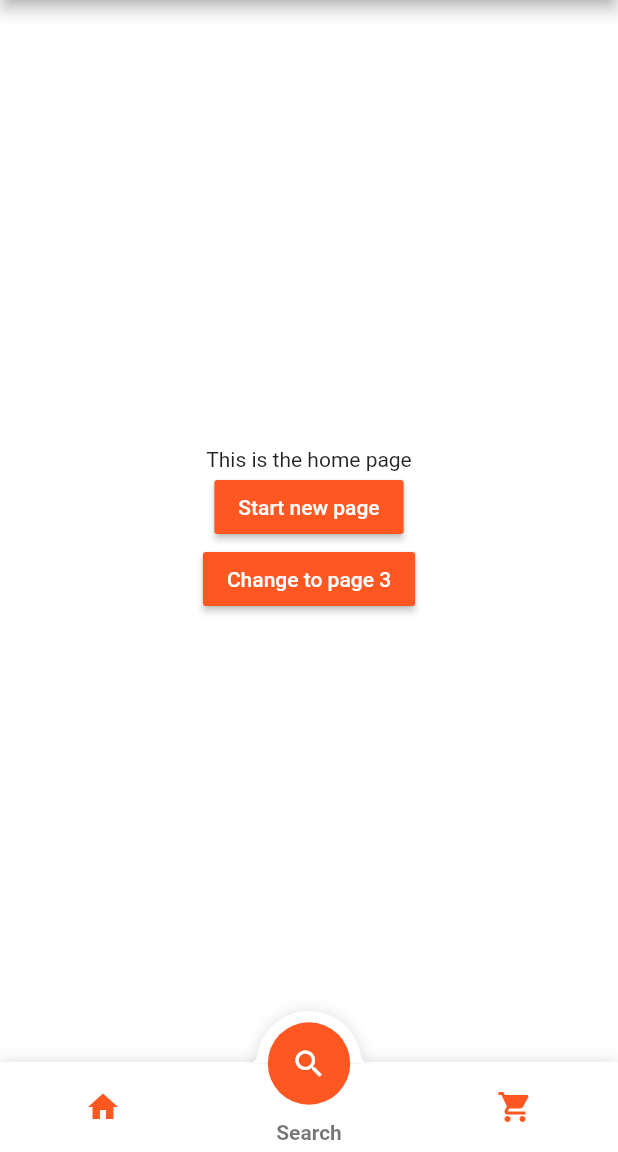
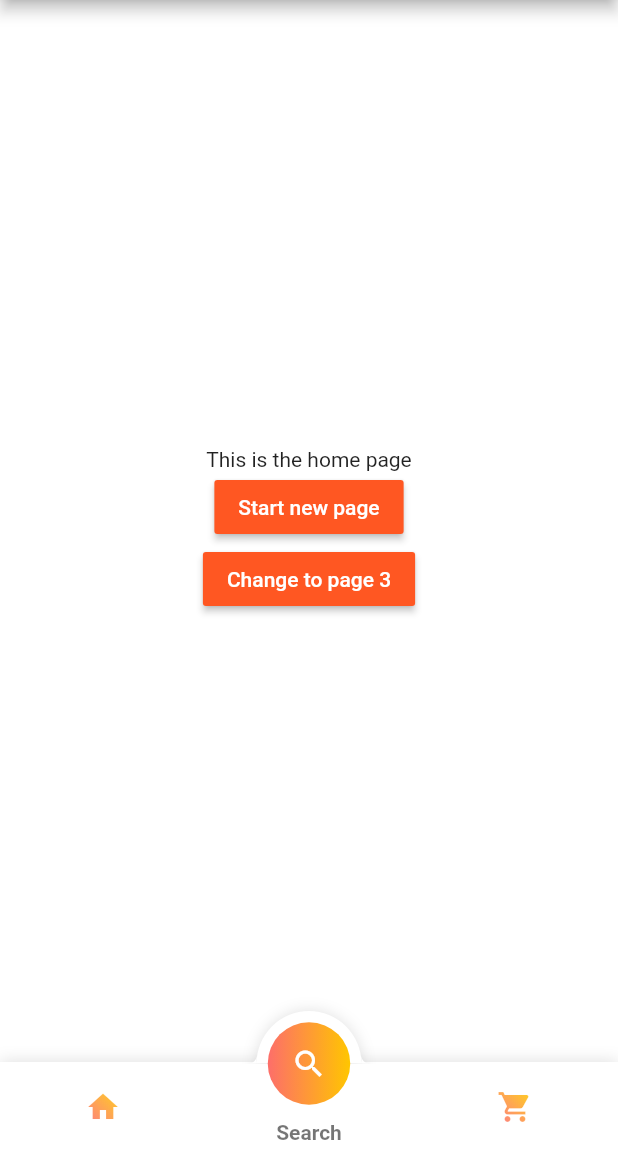
Before and after one commit to tunitowen/fancy_bottom_navigation, a Flutter app: the screen it shows after launch, on a phone screen of 412 x 824 dp, the part 84-1236 px from its top. Run offline on Flutter 3.47's test engine with Material 2 defaults, Android fonts, the phone set to English and light mode, and no system bars.

Commit message:
Fix conflicts from merge

```diff
--- a/example/lib/main.dart
+++ b/example/lib/main.dart
@@ -58,10 +58,11 @@ class _MyHomePageState extends State<MyHomePage> {
         ],
         initialSelection: 1,
         key: bottomNavigationKey,
-        // gradient: LinearGradient(colors: [
-        //   Color.fromRGBO(253, 110, 106, 1),
-        //   Color.fromRGBO(255, 198, 0, 1)
-        // ]), // uncomment this to use gradient
+        gradient: LinearGradient(colors: [
+          Color.fromRGBO(253, 110, 106, 1),
+          Color.fromRGBO(255, 198, 0, 1)
+        ]),
+        // uncomment this to use gradient
         onTabChangedListener: (position) {
           setState(() {
             currentPage = position;
```
Also changed, not shown: pubspec.lock, 1 other file.
